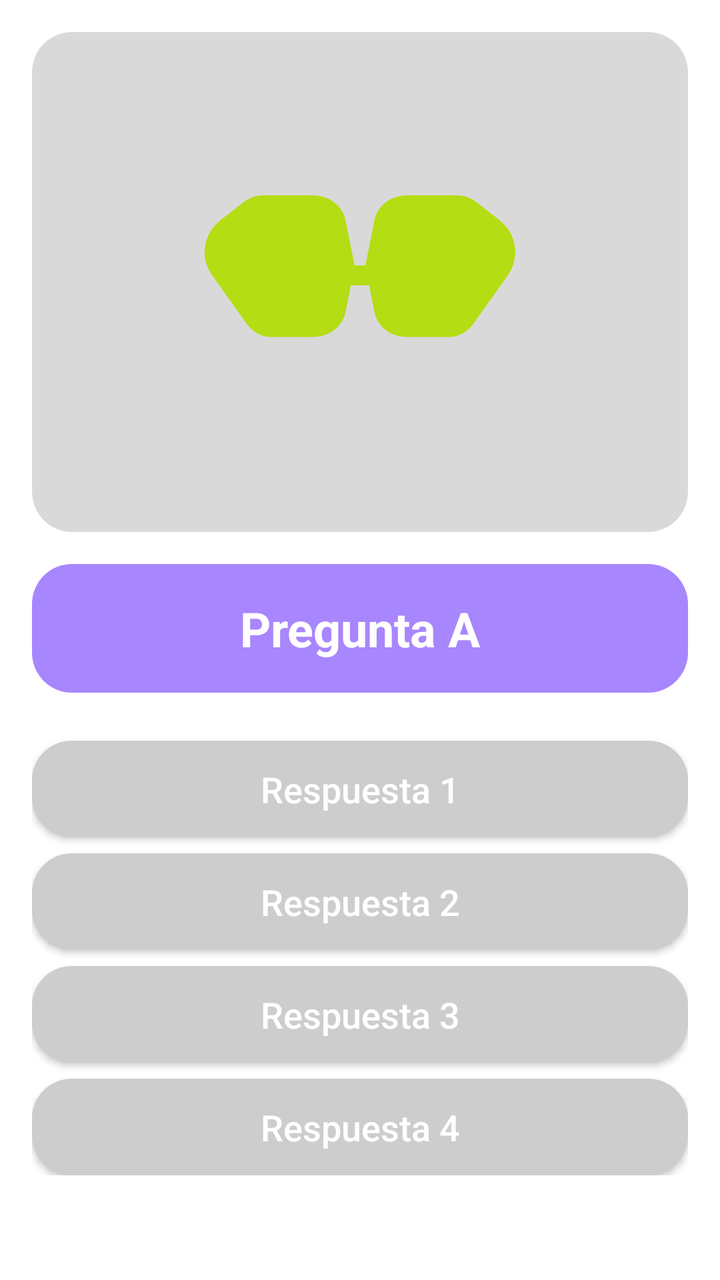
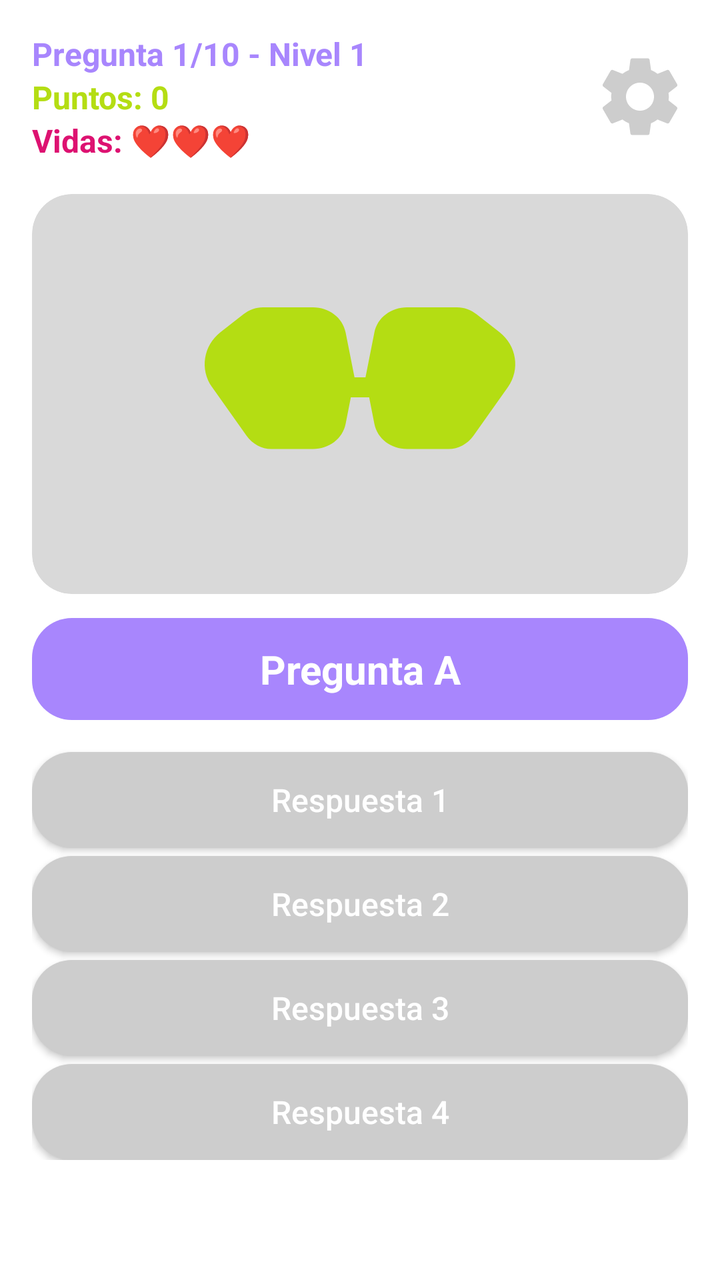

Two renders of the same Android screen: before a commit and after it. Below are the layout's source before the change and the commit's diff.
<!-- AndroidManifest.xml: application theme Theme.App19a2 -->
<!-- res/layout/activity_question.xml -->
<?xml version="1.0" encoding="utf-8"?>
<androidx.constraintlayout.widget.ConstraintLayout xmlns:android="http://schemas.android.com/apk/res/android"
    xmlns:app="http://schemas.android.com/apk/res-auto"
    xmlns:tools="http://schemas.android.com/tools"
    android:layout_width="match_parent"
    android:layout_height="match_parent"
    android:background="@color/white"
    android:padding="16dp"
    tools:context=".QuestionActivity">

    
    <com.google.android.material.card.MaterialCardView
        android:id="@+id/card_image"
        android:layout_width="0dp"
        android:layout_height="250dp"
        app:cardCornerRadius="20dp"
        app:cardElevation="0dp"
        app:cardBackgroundColor="#D9D9D9"
        app:layout_constraintTop_toTopOf="parent"
        app:layout_constraintStart_toStartOf="parent"
        app:layout_constraintEnd_toEndOf="parent">

        <ImageView
            android:id="@+id/img_question"
            android:layout_width="match_parent"
            android:layout_height="match_parent"
            android:scaleType="centerInside"
            android:src="@drawable/ic_muscle_arm" />
    </com.google.android.material.card.MaterialCardView>

    
    <TextView
        android:id="@+id/tv_question"
        android:layout_width="0dp"
        android:layout_height="wrap_content"
        android:layout_marginTop="16dp"
        android:background="@drawable/bg_question_box"
        android:gravity="center"
        android:padding="16dp"
        android:text="Pregunta A"
        android:textColor="@color/white"
        android:textSize="24sp"
        android:textStyle="bold"
        app:layout_constraintTop_toBottomOf="@id/card_image"
        app:layout_constraintStart_toStartOf="parent"
        app:layout_constraintEnd_toEndOf="parent" />

    
    <LinearLayout
        android:id="@+id/layout_answers"
        android:layout_width="0dp"
        android:layout_height="wrap_content"
        android:layout_marginTop="16dp"
        android:orientation="vertical"
        app:layout_constraintTop_toBottomOf="@id/tv_question"
        app:layout_constraintStart_toStartOf="parent"
        app:layout_constraintEnd_toEndOf="parent"
        app:layout_goneMarginTop="16dp">

        <androidx.appcompat.widget.AppCompatButton
            android:id="@+id/btn_answer1"
            android:layout_width="match_parent"
            android:layout_height="wrap_content"
            android:layout_marginTop="8dp"
            android:background="@drawable/bg_answer_default"
            android:text="Respuesta 1"
            android:textAllCaps="false"
            android:textColor="@color/white"
            android:textSize="18sp"
            android:padding="12dp" />

        <androidx.appcompat.widget.AppCompatButton
            android:id="@+id/btn_answer2"
            android:layout_width="match_parent"
            android:layout_height="wrap_content"
            android:layout_marginTop="8dp"
            android:background="@drawable/bg_answer_default"
            android:text="Respuesta 2"
            android:textAllCaps="false"
            android:textColor="@color/white"
            android:textSize="18sp"
            android:padding="12dp" />

        <androidx.appcompat.widget.AppCompatButton
            android:id="@+id/btn_answer3"
            android:layout_width="match_parent"
            android:layout_height="wrap_content"
            android:layout_marginTop="8dp"
            android:background="@drawable/bg_answer_default"
            android:text="Respuesta 3"
            android:textAllCaps="false"
            android:textColor="@color/white"
            android:textSize="18sp"
            android:padding="12dp" />

        <androidx.appcompat.widget.AppCompatButton
            android:id="@+id/btn_answer4"
            android:layout_width="match_parent"
            android:layout_height="wrap_content"
            android:layout_marginTop="8dp"
            android:background="@drawable/bg_answer_default"
            android:text="Respuesta 4"
            android:textAllCaps="false"
            android:textColor="@color/white"
            android:textSize="18sp"
            android:padding="12dp" />
    </LinearLayout>

    
    <androidx.constraintlayout.widget.ConstraintLayout
        android:id="@+id/layout_feedback"
        android:layout_width="0dp"
        android:layout_height="wrap_content"
        android:layout_marginTop="16dp"
        android:background="@drawable/bg_feedback_box"
        android:padding="12dp"
        android:visibility="invisible"
        app:layout_constraintTop_toBottomOf="@id/layout_answers"
        app:layout_constraintStart_toStartOf="parent"
        app:layout_constraintEnd_toEndOf="parent">

        <ImageView
            android:id="@+id/img_feedback_icon"
            android:layout_width="60dp"
            android:layout_height="60dp"
            android:src="@android:drawable/checkbox_on_background"
            app:layout_constraintStart_toStartOf="parent"
            app:layout_constraintTop_toTopOf="parent"
            app:layout_constraintBottom_toBottomOf="parent" />

        <TextView
            android:id="@+id/tv_feedback_text"
            android:layout_width="0dp"
            android:layout_height="wrap_content"
            android:layout_marginStart="12dp"
            android:text="¡Bien hecho!"
            android:textColor="@color/brand_green"
            android:textSize="22sp"
            android:textStyle="bold"
            app:layout_constraintStart_toEndOf="@id/img_feedback_icon"
            app:layout_constraintEnd_toEndOf="parent"
            app:layout_constraintTop_toTopOf="parent"
            app:layout_constraintBottom_toBottomOf="parent" />

    </androidx.constraintlayout.widget.ConstraintLayout>

    
    <androidx.appcompat.widget.AppCompatButton
        android:id="@+id/btn_next"
        android:layout_width="wrap_content"
        android:layout_height="wrap_content"
        android:layout_marginTop="8dp"
        android:background="@drawable/bg_next_button"
        android:paddingStart="32dp"
        android:paddingEnd="32dp"
        android:text="siguiente"
        android:textAllCaps="false"
        android:textColor="@color/white"
        android:textSize="20sp"
        android:visibility="invisible"
        app:layout_constraintTop_toBottomOf="@id/layout_feedback"
        app:layout_constraintEnd_toEndOf="parent"
        app:layout_constraintBottom_toBottomOf="parent"
        android:layout_marginBottom="16dp"/>

</androidx.constraintlayout.widget.ConstraintLayout>
<!-- resources referenced by this layout -->
<resources>
  <color name="brand_green">#B4DD13</color>
  <color name="white">#FFFFFFFF</color>
  <!-- drawable bg_answer_default (drawable) -->
  <?xml version="1.0" encoding="utf-8"?>
  <shape xmlns:android="http://schemas.android.com/apk/res/android">
      <solid android:color="@color/brand_gray" />
      <corners android:radius="20dp" />
  </shape>
  <!-- drawable bg_feedback_box (drawable) -->
  <?xml version="1.0" encoding="utf-8"?>
  <shape xmlns:android="http://schemas.android.com/apk/res/android">
      <solid android:color="#E0E0E0" />
      <corners android:radius="20dp" />
  </shape>
  <!-- drawable bg_next_button (drawable) -->
  <?xml version="1.0" encoding="utf-8"?>
  <shape xmlns:android="http://schemas.android.com/apk/res/android">
      <solid android:color="@color/brand_green" />
      <corners android:radius="10dp" />
  </shape>
  <!-- drawable bg_question_box (drawable) -->
  <?xml version="1.0" encoding="utf-8"?>
  <shape xmlns:android="http://schemas.android.com/apk/res/android">
      <solid android:color="@color/brand_purple" />
      <corners android:radius="20dp" />
  </shape>
  <style name="Theme.App19a2" parent="Theme.MaterialComponents.DayNight.DarkActionBar">
          
          <item name="colorPrimary">@color/purple_500</item>
          <item name="colorPrimaryVariant">@color/purple_700</item>
          <item name="colorOnPrimary">@color/white</item>
          
          <item name="colorSecondary">@color/teal_200</item>
          <item name="colorSecondaryVariant">@color/teal_700</item>
          <item name="colorOnSecondary">@color/black</item>
          
          <item name="android:statusBarColor">?attr/colorPrimaryVariant</item>
          
      </style>
  <color name="brand_gray">#CDCDCD</color>
  <color name="brand_purple">#A886FD</color>
  <color name="purple_500">#FF6200EE</color>
  <color name="purple_700">#FF3700B3</color>
  <color name="teal_200">#FF03DAC5</color>
  <color name="teal_700">#FF018786</color>
  <color name="black">#FF000000</color>
  <!-- unchanged entries left out for length: 1 -->
</resources>

<!-- the commit's change to res/layout/activity_question.xml (unified diff, before → after) -->
@@ -9,14 +9,72 @@
     tools:context=".QuestionActivity">
 
     
+    <LinearLayout
+        android:id="@+id/layout_top"
+        android:layout_width="0dp"
+        android:layout_height="wrap_content"
+        android:orientation="horizontal"
+        android:gravity="center_vertical"
+        app:layout_constraintTop_toTopOf="parent"
+        app:layout_constraintStart_toStartOf="parent"
+        app:layout_constraintEnd_toEndOf="parent">
+
+        <LinearLayout
+            android:layout_width="0dp"
+            android:layout_height="wrap_content"
+            android:layout_weight="1"
+            android:orientation="vertical">
+
+            <TextView
+                android:id="@+id/tv_counter"
+                android:layout_width="wrap_content"
+                android:layout_height="wrap_content"
+                android:text="Pregunta 1/10 - Nivel 1"
+                android:textColor="@color/brand_purple"
+                android:textSize="16sp"
+                android:textStyle="bold" />
+
+            <TextView
+                android:id="@+id/tv_score"
+                android:layout_width="wrap_content"
+                android:layout_height="wrap_content"
+                android:text="Puntos: 0"
+                android:textColor="@color/brand_green"
+                android:textSize="16sp"
+                android:textStyle="bold" />
+
+            <TextView
+                android:id="@+id/tv_lives"
+                android:layout_width="wrap_content"
+                android:layout_height="wrap_content"
+                android:text="Vidas: ❤️❤️❤️"
+                android:textColor="@color/brand_pink"
+                android:textSize="16sp"
+                android:textStyle="bold" />
+        </LinearLayout>
+
+        
+        <ImageButton
+            android:id="@+id/btn_settings"
+            android:layout_width="48dp"
+            android:layout_height="48dp"
+            android:background="?attr/selectableItemBackgroundBorderless"
+            android:contentDescription="Ajustes"
+            android:elevation="20dp"
+            android:scaleType="fitCenter"
+            android:src="@drawable/ic_settings" />
+    </LinearLayout>
+
+    
     <com.google.android.material.card.MaterialCardView
         android:id="@+id/card_image"
         android:layout_width="0dp"
-        android:layout_height="250dp"
+        android:layout_height="200dp"
         app:cardCornerRadius="20dp"
         app:cardElevation="0dp"
         app:cardBackgroundColor="#D9D9D9"
-        app:layout_constraintTop_toTopOf="parent"
+        android:layout_marginTop="16dp"
+        app:layout_constraintTop_toBottomOf="@id/layout_top"
         app:layout_constraintStart_toStartOf="parent"
         app:layout_constraintEnd_toEndOf="parent">
 
@@ -33,13 +91,13 @@
         android:id="@+id/tv_question"
         android:layout_width="0dp"
         android:layout_height="wrap_content"
-        android:layout_marginTop="16dp"
+        android:layout_marginTop="12dp"
         android:background="@drawable/bg_question_box"
         android:gravity="center"
-        android:padding="16dp"
+        android:padding="12dp"
         android:text="Pregunta A"
         android:textColor="@color/white"
-        android:textSize="24sp"
+        android:textSize="20sp"
         android:textStyle="bold"
         app:layout_constraintTop_toBottomOf="@id/card_image"
         app:layout_constraintStart_toStartOf="parent"
@@ -50,97 +108,104 @@
         android:id="@+id/layout_answers"
         android:layout_width="0dp"
         android:layout_height="wrap_content"
-        android:layout_marginTop="16dp"
+        android:layout_marginTop="12dp"
         android:orientation="vertical"
         app:layout_constraintTop_toBottomOf="@id/tv_question"
         app:layout_constraintStart_toStartOf="parent"
-        app:layout_constraintEnd_toEndOf="parent"
-        app:layout_goneMarginTop="16dp">
+        app:layout_constraintEnd_toEndOf="parent">
 
         <androidx.appcompat.widget.AppCompatButton
             android:id="@+id/btn_answer1"
             android:layout_width="match_parent"
             android:layout_height="wrap_content"
-            android:layout_marginTop="8dp"
+            android:layout_marginTop="4dp"
             android:background="@drawable/bg_answer_default"
             android:text="Respuesta 1"
             android:textAllCaps="false"
             android:textColor="@color/white"
-            android:textSize="18sp"
-            android:padding="12dp" />
+            android:textSize="16sp"
+            android:padding="8dp" />
 
         <androidx.appcompat.widget.AppCompatButton
             android:id="@+id/btn_answer2"
             android:layout_width="match_parent"
             android:layout_height="wrap_content"
-            android:layout_marginTop="8dp"
+            android:layout_marginTop="4dp"
             android:background="@drawable/bg_answer_default"
             android:text="Respuesta 2"
             android:textAllCaps="false"
             android:textColor="@color/white"
-            android:textSize="18sp"
-            android:padding="12dp" />
+            android:textSize="16sp"
+            android:padding="8dp" />
 
         <androidx.appcompat.widget.AppCompatButton
             android:id="@+id/btn_answer3"
             android:layout_width="match_parent"
             android:layout_height="wrap_content"
-            android:layout_marginTop="8dp"
+            android:layout_marginTop="4dp"
             android:background="@drawable/bg_answer_default"
             android:text="Respuesta 3"
             android:textAllCaps="false"
             android:textColor="@color/white"
-            android:textSize="18sp"
-            android:padding="12dp" />
+            android:textSize="16sp"
+            android:padding="8dp" />
 
         <androidx.appcompat.widget.AppCompatButton
             android:id="@+id/btn_answer4"
             android:layout_width="match_parent"
             android:layout_height="wrap_content"
-            android:layout_marginTop="8dp"
+            android:layout_marginTop="4dp"
             android:background="@drawable/bg_answer_default"
             android:text="Respuesta 4"
             android:textAllCaps="false"
             android:textColor="@color/white"
-            android:textSize="18sp"
-            android:padding="12dp" />
+            android:textSize="16sp"
+            android:padding="8dp" />
     </LinearLayout>
 
     
     <androidx.constraintlayout.widget.ConstraintLayout
         android:id="@+id/layout_feedback"
         android:layout_width="0dp"
-        android:layout_height="wrap_content"
-        android:layout_marginTop="16dp"
+        android:layout_height="0dp"
+        android:layout_marginTop="12dp"
+        android:layout_marginBottom="8dp"
         android:background="@drawable/bg_feedback_box"
         android:padding="12dp"
         android:visibility="invisible"
         app:layout_constraintTop_toBottomOf="@id/layout_answers"
+        app:layout_constraintBottom_toTopOf="@id/btn_next"
         app:layout_constraintStart_toStartOf="parent"
         app:layout_constraintEnd_toEndOf="parent">
 
         <ImageView
             android:id="@+id/img_feedback_icon"
-            android:layout_width="60dp"
-            android:layout_height="60dp"
+            android:layout_width="48dp"
+            android:layout_height="48dp"
             android:src="@android:drawable/checkbox_on_background"
             app:layout_constraintStart_toStartOf="parent"
-            app:layout_constraintTop_toTopOf="parent"
-            app:layout_constraintBottom_toBottomOf="parent" />
-
-        <TextView
-            android:id="@+id/tv_feedback_text"
+            app:layout_constraintTop_toTopOf="parent" />
+
+        <ScrollView
             android:layout_width="0dp"
-            android:layout_height="wrap_content"
+            android:layout_height="0dp"
             android:layout_marginStart="12dp"
-            android:text="¡Bien hecho!"
-            android:textColor="@color/brand_green"
-            android:textSize="22sp"
-            android:textStyle="bold"
+            android:fadeScrollbars="false"
+            android:scrollbarStyle="insideOverlay"
             app:layout_constraintStart_toEndOf="@id/img_feedback_icon"
             app:layout_constraintEnd_toEndOf="parent"
             app:layout_constraintTop_toTopOf="parent"
-            app:layout_constraintBottom_toBottomOf="parent" />
+            app:layout_constraintBottom_toBottomOf="parent">
+
+            <TextView
+                android:id="@+id/tv_feedback_text"
+                android:layout_width="match_parent"
+                android:layout_height="wrap_content"
+                android:text="¡Bien hecho!"
+                android:textColor="@color/brand_green"
+                android:textSize="18sp"
+                android:textStyle="bold" />
+        </ScrollView>
 
     </androidx.constraintlayout.widget.ConstraintLayout>
 
@@ -149,18 +214,16 @@
         android:id="@+id/btn_next"
         android:layout_width="wrap_content"
         android:layout_height="wrap_content"
-        android:layout_marginTop="8dp"
         android:background="@drawable/bg_next_button"
         android:paddingStart="32dp"
         android:paddingEnd="32dp"
         android:text="siguiente"
         android:textAllCaps="false"
         android:textColor="@color/white"
-        android:textSize="20sp"
+        android:textSize="18sp"
         android:visibility="invisible"
-        app:layout_constraintTop_toBottomOf="@id/layout_feedback"
         app:layout_constraintEnd_toEndOf="parent"
         app:layout_constraintBottom_toBottomOf="parent"
-        android:layout_marginBottom="16dp"/>
+        android:layout_marginBottom="8dp"/>
 
 </androidx.constraintlayout.widget.ConstraintLayout>
<!-- resource entries referenced after the edit -->
@@ -1,6 +1,7 @@
 <!-- resources referenced by this layout -->
 <resources>
   <color name="brand_green">#B4DD13</color>
+  <color name="brand_pink">#DD1271</color>
   <color name="white">#FFFFFFFF</color>
   <!-- drawable bg_answer_default (drawable) -->
   <?xml version="1.0" encoding="utf-8"?>
@@ -26,6 +27,17 @@
       <solid android:color="@color/brand_purple" />
       <corners android:radius="20dp" />
   </shape>
+  <!-- drawable ic_settings (drawable) -->
+  <?xml version="1.0" encoding="utf-8"?>
+  <vector xmlns:android="http://schemas.android.com/apk/res/android"
+      android:width="48dp"
+      android:height="48dp"
+      android:viewportWidth="24"
+      android:viewportHeight="24">
+      <path
+          android:fillColor="@color/brand_gray"
+          android:pathData="M19.14,12.94c0.04,-0.3 0.06,-0.61 0.06,-0.94c0,-0.32 -0.02,-0.64 -0.07,-0.94l2.03,-1.58c0.18,-0.14 0.23,-0.41 0.12,-0.61l-1.92,-3.32c-0.12,-0.22 -0.37,-0.29 -0.59,-0.22l-2.39,0.96c-0.5,-0.38 -1.03,-0.7 -1.62,-0.94L14.4,2.81c-0.04,-0.24 -0.24,-0.41 -0.48,-0.41h-3.84c-0.24,0 -0.43,0.17 -0.47,0.41L9.25,5.35C8.66,5.59 8.12,5.91 7.62,6.29L5.23,5.33c-0.22,-0.08 -0.47,0 -0.59,0.22L2.72,8.87c-0.11,0.21 -0.06,0.47 0.12,0.61l2.03,1.58C4.82,11.36 4.8,11.68 4.8,12c0,0.32 0.02,0.64 0.07,0.94l-2.03,1.58c-0.18,0.14 -0.23,0.41 -0.12,0.61l1.92,3.32c0.12,0.22 0.37,0.29 0.59,0.22l2.39,-0.96c0.5,0.38 1.03,0.7 1.62,0.94l0.36,2.54c0.05,0.24 0.24,0.41 0.48,0.41h3.84c0.24,0 0.44,-0.17 0.47,-0.41l0.36,-2.54c0.59,-0.24 1.13,-0.56 1.62,-0.94l2.39,0.96c0.22,0.08 0.47,0 0.59,-0.22l1.92,-3.32c0.11,-0.21 0.06,-0.47 -0.12,-0.61L19.14,12.94zM12,15.5c-1.93,0 -3.5,-1.57 -3.5,-3.5s1.57,-3.5 3.5,-3.5s3.5,1.57 3.5,3.5S13.93,15.5 12,15.5z"/>
+  </vector>
   <style name="Theme.App19a2" parent="Theme.MaterialComponents.DayNight.DarkActionBar">
           
           <item name="colorPrimary">@color/purple_500</item>
